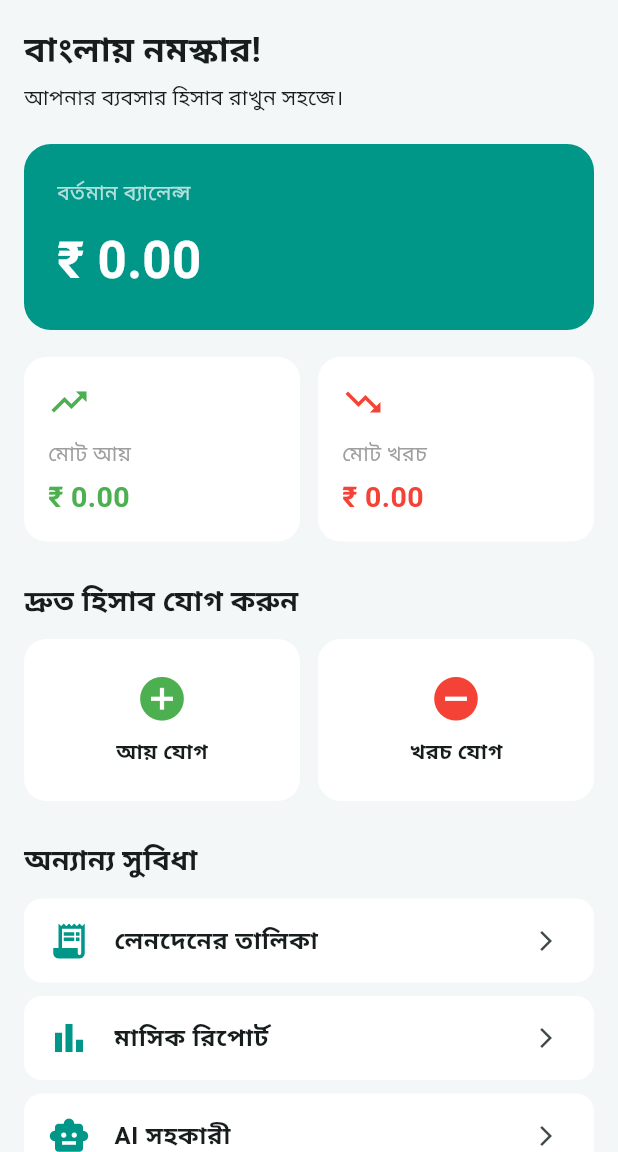
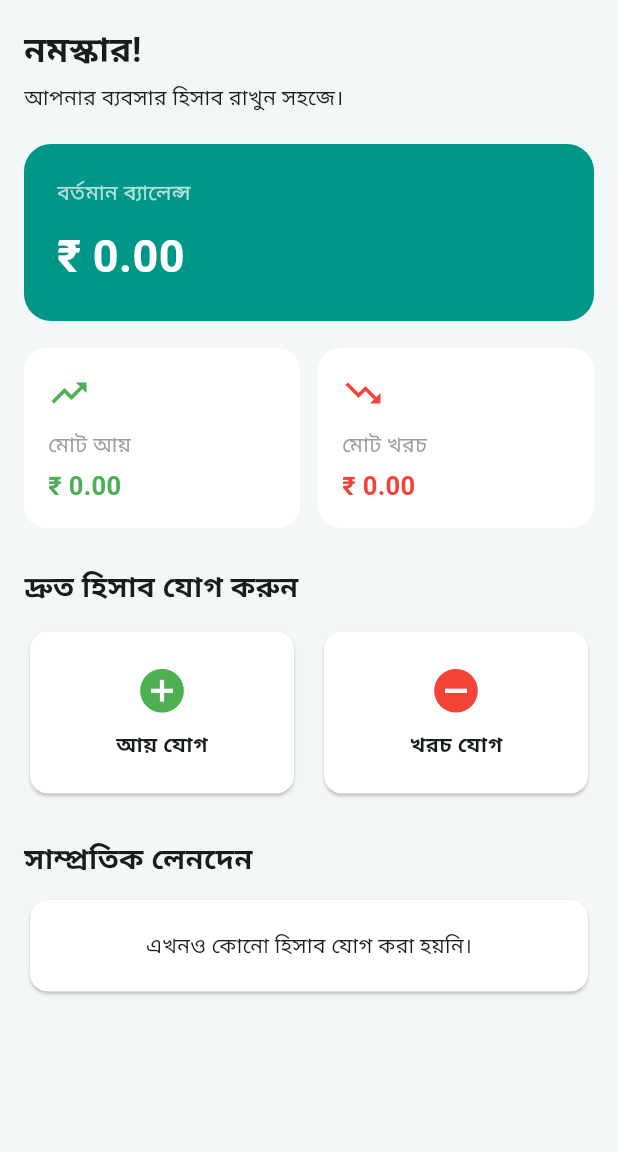
Before and after one commit to dasdebasish031-web/HisabAI, a Flutter app: the screen it shows after launch, after a tap on "বাংলা", on a phone screen of 412 x 824 dp, the part 84-1236 px from its top. Run offline on Flutter 3.47's test engine with Material 3 defaults, Android fonts, the phone set to English and light mode, and no system bars; our stand-ins replace shared_preferences.

Commit message:
Add income expense tracking

```diff
--- a/lib/main.dart
+++ b/lib/main.dart
@@ -1,19 +1,16 @@
 
+import 'dart:convert';
 import 'package:flutter/material.dart';
 import 'package:shared_preferences/shared_preferences.dart';
 
 void main() async {
   WidgetsFlutterBinding.ensureInitialized();
   final prefs = await SharedPreferences.getInstance();
-
-  runApp(HisabAI(
-    initialLanguage: prefs.getString('language'),
-  ));
+  runApp(HisabAI(initialLanguage: prefs.getString('language')));
 }
 
 class HisabAI extends StatefulWidget {
   final String? initialLanguage;
-
   const HisabAI({super.key, this.initialLanguage});
 
   @override
@@ -32,10 +29,7 @@ class _HisabAIState extends State<HisabAI> {
   Future<void> selectLanguage(String value) async {
     final prefs = await SharedPreferences.getInstance();
     await prefs.setString('language', value);
-
-    setState(() {
-      language = value;
-    });
+    setState(() => language = value);
   }
 
   @override
@@ -44,20 +38,14 @@ class _HisabAIState extends State<HisabAI> {
       debugShowCheckedModeBanner: false,
       title: 'Hisab AI',
       theme: ThemeData(
-        colorScheme: ColorScheme.fromSeed(
-          seedColor: Colors.teal,
-        ),
+        colorScheme: ColorScheme.fromSeed(seedColor: Colors.teal),
         useMaterial3: true,
       ),
       home: language == null
           ? LanguageScreen(onSelected: selectLanguage)
           : HomePage(
               language: language!,
-              onChangeLanguage: () {
-                setState(() {
-                  language = null;
-                });
-              },
+              onChangeLanguage: () => setState(() => language = null),
             ),
     );
   }
@@ -65,11 +53,7 @@ class _HisabAIState extends State<HisabAI> {
 
 class LanguageScreen extends StatelessWidget {
   final Function(String) onSelected;
-
-  const LanguageScreen({
-    super.key,
-    required this.onSelected,
-  });
+  const LanguageScreen({super.key, required this.onSelected});
 
   @override
   Widget build(BuildContext context) {
@@ -81,54 +65,27 @@ class LanguageScreen extends StatelessWidget {
             padding: const EdgeInsets.all(22),
             child: Column(
               children: [
-                const Icon(
-                  Icons.account_balance_wallet,
-                  color: Colors.teal,
-                  size: 75,
-                ),
+                const Icon(Icons.account_balance_wallet,
+                    color: Colors.teal, size: 75),
                 const SizedBox(height: 15),
-                const Text(
-                  'Hisab AI',
-                  style: TextStyle(
-                    fontSize: 32,
-                    fontWeight: FontWeight.bold,
-                    color: Colors.teal,
-                  ),
-                ),
+                const Text('Hisab AI',
+                    style: TextStyle(fontSize: 32,
+                        fontWeight: FontWeight.bold, color: Colors.teal)),
                 const SizedBox(height: 12),
-                const Text(
-                  'Choose Your Language',
-                  style: TextStyle(
-                    fontSize: 21,
-                    fontWeight: FontWeight.bold,
-                  ),
-                ),
+                const Text('Choose Your Language',
+                    style: TextStyle(fontSize: 21,
+                        fontWeight: FontWeight.bold)),
                 const SizedBox(height: 8),
-                const Text(
-                  'আপনার পছন্দের ভাষা নির্বাচন করুন',
-                  style: TextStyle(color: Colors.grey),
-                ),
+                const Text('আপনার পছন্দের ভাষা নির্বাচন করুন'),
                 const SizedBox(height: 28),
-                languageButton(
-                  'বাংলা',
-                  'বাংলায় নমস্কার!',
-                  'আপনার ব্যবসার হিসাব রাখুন সহজে।',
-                  'বাংলা',
-                ),
+                languageButton('বাংলা', 'নমস্কার!',
+                    'আপনার ব্যবসার হিসাব রাখুন সহজে।', 'বাংলা'),
                 const SizedBox(height: 14),
-                languageButton(
-                  'हिन्दी',
-                  'नमस्ते!',
-                  'अपने व्यवसाय का हिसाब आसानी से रखें।',
-                  'हिन्दी',
-                ),
+                languageButton('हिन्दी', 'नमस्ते!',
+                    'अपने व्यवसाय का हिसाब आसानी से रखें।', 'हिन्दी'),
                 const SizedBox(height: 14),
-                languageButton(
-                  'English',
-                  'Hello!',
-                  'Manage your business easily.',
-                  'English',
-                ),
+                languageButton('English', 'Hello!',
+                    'Manage your business easily.', 'English'),
               ],
             ),
           ),
@@ -138,11 +95,7 @@ class LanguageScreen extends StatelessWidget {
   }
 
   Widget languageButton(
-    String name,
-    String greeting,
-    String description,
-    String value,
-  ) {
+      String name, String greeting, String description, String value) {
     return SizedBox(
       width: double.infinity,
       child: Card(
@@ -152,27 +105,15 @@ class LanguageScreen extends StatelessWidget {
           onTap: () => onSelected(value),
           child: Padding(
             padding: const EdgeInsets.all(18),
-            child: Column(
-              children: [
-                Text(
-                  name,
-                  style: const TextStyle(
-                    fontSize: 23,
-                    fontWeight: FontWeight.bold,
-                  ),
-                ),
+            child: Column(children: [
+              Text(name, style: const TextStyle(
+                  fontSize: 23, fontWeight: FontWeight.bold)),
               const SizedBox(height: 8),
-                Text(
-                  greeting,
-                  style: const TextStyle(
-                    fontSize: 19,
-                    color: Colors.teal,
-                  ),
-                ),
+              Text(greeting, style: const TextStyle(
+                  fontSize: 19, color: Colors.teal)),
               const SizedBox(height: 4),
               Text(description),
-              ],
-            ),
+            ]),
           ),
         ),
       ),
@@ -180,7 +121,37 @@ class LanguageScreen extends StatelessWidget {
   }
 }
 
-class HomePage extends StatelessWidget {
+class HisabEntry {
+  final String type;
+  final double amount;
+  final String note;
+  final DateTime date;
+
+  HisabEntry({
+    required this.type,
+    required this.amount,
+    required this.note,
+    required this.date,
+  });
+
+  Map<String, dynamic> toJson() => {
+    'type': type,
+    'amount': amount,
+    'note': note,
+    'date': date.toIso8601String(),
+  };
+
+  factory HisabEntry.fromJson(Map<String, dynamic> json) {
+    return HisabEntry(
+      type: json['type'],
+      amount: (json['amount'] as num).toDouble(),
+      note: json['note'] ?? '',
+      date: DateTime.parse(json['date']),
+    );
+  }
+}
+
+class HomePage extends StatefulWidget {
   final String language;
   final VoidCallback onChangeLanguage;
 
@@ -190,59 +161,147 @@ class HomePage extends StatelessWidget {
     required this.onChangeLanguage,
   });
 
-  String get greeting {
-    if (language == 'বাংলা') return 'বাংলায় নমস্কার!';
-    if (language == 'हिन्दी') return 'नमस्ते!';
-    return 'Hello!';
+  @override
+  State<HomePage> createState() => _HomePageState();
 }
 
-  String get subtitle {
-    if (language == 'বাংলা') return 'আপনার ব্যবসার হিসাব রাখুন সহজে।';
-    if (language == 'हिन्दी') return 'अपने व्यवसाय का हिसाब आसानी से रखें।';
-    return 'Manage your business easily.';
+class _HomePageState extends State<HomePage> {
+  List<HisabEntry> entries = [];
+  bool loading = true;
+
+  bool get bn => widget.language == 'বাংলা';
+  bool get hi => widget.language == 'हिन्दी';
+
+  String get greeting => bn ? 'নমস্কার!' : hi ? 'नमस्ते!' : 'Hello!';
+  String get subtitle => bn
+      ? 'আপনার ব্যবসার হিসাব রাখুন সহজে।'
+      : hi ? 'अपने व्यवसाय का हिसाब आसानी से रखें।'
+      : 'Manage your business easily.';
+  String get balance => bn ? 'বর্তমান ব্যালেন্স' : hi ? 'वर्तमान बैलेंस' : 'Current Balance';
+  String get income => bn ? 'মোট আয়' : hi ? 'कुल आय' : 'Total Income';
+  String get expense => bn ? 'মোট খরচ' : hi ? 'कुल खर्च' : 'Total Expense';
+  String get quickActions => bn ? 'দ্রুত হিসাব যোগ করুন' : hi ? 'जल्दी हिसाब जोड़ें' : 'Quick Actions';
+  String get addIncome => bn ? 'আয় যোগ' : hi ? 'आय जोड़ें' : 'Add Income';
+  String get addExpense => bn ? 'খরচ যোগ' : hi ? 'खर्च जोड़ें' : 'Add Expense';
+  String get transactions => bn ? 'লেনদেনের তালিকা' : hi ? 'लेन-देन सूची' : 'Transactions';
+  String get amountLabel => bn ? 'টাকার পরিমাণ' : hi ? 'राशि' : 'Amount';
+  String get noteLabel => bn ? 'বিবরণ (যেমন: পণ্য বিক্রি)' : hi ? 'विवरण' : 'Description';
+  String get saveLabel => bn ? 'সেভ করুন' : hi ? 'सेव करें' : 'Save';
+  String get cancelLabel => bn ? 'বাতিল' : hi ? 'रद्द करें' : 'Cancel';
+  String get recent => bn ? 'সাম্প্রতিক লেনদেন' : hi ? 'हाल के लेन-देन' : 'Recent Transactions';
+  String get noEntries => bn ? 'এখনও কোনো হিসাব যোগ করা হয়নি।' : hi ? 'अभी कोई हिसाब नहीं जोड़ा गया।' : 'No transactions yet.';
+  String get invalidAmount => bn ? 'সঠিক টাকার পরিমাণ লিখুন।' : hi ? 'सही राशि दर्ज करें।' : 'Please enter a valid amount.';
+
+  double get totalIncome => entries
+      .where((e) => e.type == 'income')
+      .fold(0, (sum, e) => sum + e.amount);
+
+  double get totalExpense => entries
+      .where((e) => e.type == 'expense')
+      .fold(0, (sum, e) => sum + e.amount);
+
+  double get currentBalance => totalIncome - totalExpense;
+
+  @override
+  void initState() {
+    super.initState();
+    loadEntries();
   }
 
-  String get balance {
-    if (language == 'বাংলা') return 'বর্তমান ব্যালেন্স';
-    if (language == 'हिन्दी') return 'वर्तमान बैलेंस';
-    return 'Current Balance';
+  Future<void> loadEntries() async {
+    final prefs = await SharedPreferences.getInstance();
+    final saved = prefs.getString('hisab_entries');
+    if (saved != null) {
+      try {
+        final List<dynamic> decoded = jsonDecode(saved);
+        entries = decoded
+            .map((e) => HisabEntry.fromJson(Map<String, dynamic>.from(e)))
+            .toList();
+      } catch (_) {
+        entries = [];
+      }
+    }
+    if (mounted) setState(() => loading = false);
   }
 
-  String get income {
-    if (language == 'বাংলা') return 'মোট আয়';
-    if (language == 'हिन्दी') return 'कुल आय';
-    return 'Total Income';
+  Future<void> saveEntries() async {
+    final prefs = await SharedPreferences.getInstance();
+    await prefs.setString(
+      'hisab_entries',
+      jsonEncode(entries.map((e) => e.toJson()).toList()),
+    );
   }
 
-  String get expense {
-    if (language == 'বাংলা') return 'মোট খরচ';
-    if (language == 'हिन्दी') return 'कुल खर्च';
-    return 'Total Expense';
+  Future<void> addEntry(String type) async {
+    final amountController = TextEditingController();
+    final noteController = TextEditingController();
+
+    await showDialog(
+      context: context,
+      builder: (dialogContext) => AlertDialog(
+        title: Text(type == 'income' ? addIncome : addExpense),
+        content: Column(
+          mainAxisSize: MainAxisSize.min,
+          children: [
+            TextField(
+              controller: amountController,
+              keyboardType: const TextInputType.numberWithOptions(decimal: true),
+              decoration: InputDecoration(
+                labelText: amountLabel,
+                prefixText: '₹ ',
+                border: const OutlineInputBorder(),
+              ),
+            ),
+            const SizedBox(height: 14),
+            TextField(
+              controller: noteController,
+              decoration: InputDecoration(
+                labelText: noteLabel,
+                border: const OutlineInputBorder(),
+              ),
+            ),
+          ],
+        ),
+        actions: [
+          TextButton(
+            onPressed: () => Navigator.pop(dialogContext),
+            child: Text(cancelLabel),
+          ),
+          FilledButton(
+            onPressed: () async {
+              final amount = double.tryParse(
+                amountController.text.trim().replaceAll(',', ''),
+              );
+              if (amount == null || !amount.isFinite || amount <= 0) {
+                ScaffoldMessenger.of(context).showSnackBar(
+                  SnackBar(content: Text(invalidAmount)),
+                );
+                return;
               }
 
-  String get quickActions {
-    if (language == 'বাংলা') return 'দ্রুত হিসাব যোগ করুন';
-    if (language == 'हिन्दी') return 'जल्दी हिसाब जोड़ें';
-    return 'Quick Actions';
+              setState(() {
+                entries.insert(0, HisabEntry(
+                  type: type,
+                  amount: amount,
+                  note: noteController.text.trim(),
+                  date: DateTime.now(),
+                ));
+              });
+
+              await saveEntries();
+              if (dialogContext.mounted) Navigator.pop(dialogContext);
+            },
+            child: Text(saveLabel),
+          ),
+        ],
+      ),
+    );
+
+    amountController.dispose();
+    noteController.dispose();
   }
 
-  String get addIncome {
-    if (language == 'বাংলা') return 'আয় যোগ';
-    if (language == 'हिन्दी') return 'आय जोड़ें';
-    return 'Add Income';
-  }
-
-  String get addExpense {
-    if (language == 'বাংলা') return 'খরচ যোগ';
-    if (language == 'हिन्दी') return 'खर्च जोड़ें';
-    return 'Add Expense';
-  }
-
-  String get otherFeatures {
-    if (language == 'বাংলা') return 'অন্যান্য সুবিধা';
-    if (language == 'हिन्दी') return 'अन्य सुविधाएँ';
-    return 'Other Features';
-  }
+  String money(double value) => '₹ ${value.toStringAsFixed(2)}';
 
   @override
   Widget build(BuildContext context) {
@@ -251,30 +310,25 @@ class HomePage extends StatelessWidget {
       appBar: AppBar(
         backgroundColor: Colors.teal,
         foregroundColor: Colors.white,
-        title: const Text(
-          'Hisab AI',
-          style: TextStyle(fontWeight: FontWeight.bold),
-        ),
+        title: const Text('Hisab AI',
+            style: TextStyle(fontWeight: FontWeight.bold)),
         actions: [
           IconButton(
             tooltip: 'Language',
-            onPressed: onChangeLanguage,
+            onPressed: widget.onChangeLanguage,
             icon: const Icon(Icons.language),
           ),
         ],
       ),
-      body: SingleChildScrollView(
+      body: loading
+          ? const Center(child: CircularProgressIndicator())
+          : SingleChildScrollView(
               padding: const EdgeInsets.all(16),
               child: Column(
                 crossAxisAlignment: CrossAxisAlignment.start,
                 children: [
-            Text(
-              greeting,
-              style: const TextStyle(
-                fontSize: 23,
-                fontWeight: FontWeight.bold,
-              ),
-            ),
+                  Text(greeting, style: const TextStyle(
+                      fontSize: 23, fontWeight: FontWeight.bold)),
                   const SizedBox(height: 5),
                   Text(subtitle),
                   const SizedBox(height: 20),
@@ -288,110 +342,83 @@ class HomePage extends StatelessWidget {
                     child: Column(
                       crossAxisAlignment: CrossAxisAlignment.start,
                       children: [
-                  Text(
-                    balance,
-                    style: const TextStyle(color: Colors.white70),
-                  ),
+                        Text(balance,
+                            style: const TextStyle(color: Colors.white70)),
                         const SizedBox(height: 10),
-                  const Text(
-                    '₹ 0.00',
-                    style: TextStyle(
+                        Text(money(currentBalance),
+                            style: const TextStyle(
                                 color: Colors.white,
-                      fontSize: 34,
-                      fontWeight: FontWeight.bold,
-                    ),
-                  ),
+                                fontSize: 30,
+                                fontWeight: FontWeight.bold)),
                       ],
                     ),
                   ),
                   const SizedBox(height: 18),
-            Row(
-              children: [
-                Expanded(
-                  child: summaryCard(
-                    income,
-                    Colors.green,
-                    Icons.trending_up,
+                  Row(children: [
+                    Expanded(child: summaryCard(income, totalIncome, Colors.green, Icons.trending_up)),
+                    const SizedBox(width: 12),
+                    Expanded(child: summaryCard(expense, totalExpense, Colors.red, Icons.trending_down)),
+                  ]),
+                  const SizedBox(height: 25),
+                  Text(quickActions, style: const TextStyle(
+                      fontSize: 19, fontWeight: FontWeight.bold)),
+                  const SizedBox(height: 12),
+                  Row(children: [
+                    Expanded(child: actionCard(addIncome, Colors.green,
+                        Icons.add_circle, () => addEntry('income'))),
+                    const SizedBox(width: 12),
+                    Expanded(child: actionCard(addExpense, Colors.red,
+                        Icons.remove_circle, () => addEntry('expense'))),
+                  ]),
+                  const SizedBox(height: 25),
+                  Text(recent, style: const TextStyle(
+                      fontSize: 19, fontWeight: FontWeight.bold)),
+                  const SizedBox(height: 10),
+                  if (entries.isEmpty)
+                    Card(
+                      color: Colors.white,
+                      child: Padding(
+                        padding: const EdgeInsets.all(20),
+                        child: Center(child: Text(noEntries)),
+                      ),
+                    )
+                  else
+                    ...entries.map((entry) => Card(
+                      color: Colors.white,
+                      child: ListTile(
+                        leading: CircleAvatar(
+                          backgroundColor: entry.type == 'income'
+                              ? Colors.green.shade50 : Colors.red.shade50,
+                          child: Icon(
+                            entry.type == 'income'
+                                ? Icons.add : Icons.remove,
+                            color: entry.type == 'income'
+                                ? Colors.green : Colors.red,
                           ),
                         ),
-                const SizedBox(width: 12),
-                Expanded(
-                  child: summaryCard(
-                    expense,
-                    Colors.red,
-                    Icons.trending_down,
+                        title: Text(entry.note.isEmpty
+                            ? (entry.type == 'income' ? addIncome : addExpense)
+                            : entry.note),
+                        subtitle: Text(
+                          '${entry.date.day}/${entry.date.month}/${entry.date.year}',
                         ),
-                ),
-              ],
-            ),
-            const SizedBox(height: 25),
-            Text(
-              quickActions,
-              style: const TextStyle(
-                fontSize: 19,
+                        trailing: Text(
+                          '${entry.type == 'income' ? '+' : '-'}${money(entry.amount)}',
+                          style: TextStyle(
+                            color: entry.type == 'income'
+                                ? Colors.green : Colors.red,
                             fontWeight: FontWeight.bold,
                           ),
                         ),
-            const SizedBox(height: 12),
-            Row(
-              children: [
-                Expanded(
-                  child: actionCard(
-                    addIncome,
-                    Colors.green,
-                    Icons.add_circle,
                       ),
-                ),
-                const SizedBox(width: 12),
-                Expanded(
-                  child: actionCard(
-                    addExpense,
-                    Colors.red,
-                    Icons.remove_circle,
-                  ),
-                ),
-              ],
-            ),
-            const SizedBox(height: 25),
-            Text(
-              otherFeatures,
-              style: const TextStyle(
-                fontSize: 19,
-                fontWeight: FontWeight.bold,
-              ),
-            ),
-            const SizedBox(height: 12),
-            menuTile(
-              Icons.receipt_long,
-              language == 'বাংলা'
-                  ? 'লেনদেনের তালিকা'
-                  : language == 'हिन्दी'
-                      ? 'लेन-देन सूची'
-                      : 'Transactions',
-            ),
-            menuTile(
-              Icons.bar_chart,
-              language == 'বাংলা'
-                  ? 'মাসিক রিপোর্ট'
-                  : language == 'हिन्दी'
-                      ? 'मासिक रिपोर्ट'
-                      : 'Monthly Report',
-            ),
-            menuTile(
-              Icons.smart_toy,
-              language == 'বাংলা'
-                  ? 'AI সহকারী'
-                  : language == 'हिन्दी'
-                      ? 'AI सहायक'
-                      : 'AI Assistant',
-            ),
+                    )),
                 ],
               ),
             ),
     );
   }
 
-  Widget summaryCard(String title, Color color, IconData icon) {
+  Widget summaryCard(String title, double amount, Color color, IconData icon) {
     return Container(
       padding: const EdgeInsets.all(16),
       decoration: BoxDecoration(
@@ -405,51 +432,28 @@ class HomePage extends StatelessWidget {
           const SizedBox(height: 10),
           Text(title, style: const TextStyle(color: Colors.grey)),
           const SizedBox(height: 5),
-          Text(
-            '₹ 0.00',
-            style: TextStyle(
-              fontSize: 19,
-              fontWeight: FontWeight.bold,
-              color: color,
-            ),
-          ),
+          Text(money(amount), style: TextStyle(
+              fontSize: 17, fontWeight: FontWeight.bold, color: color)),
         ],
       ),
     );
   }
 
-  Widget actionCard(String title, Color color, IconData icon) {
-    return Container(
+  Widget actionCard(
+      String title, Color color, IconData icon, VoidCallback onTap) {
+    return Card(
+      color: Colors.white,
+      child: InkWell(
+        borderRadius: BorderRadius.circular(15),
+        onTap: onTap,
+        child: Padding(
           padding: const EdgeInsets.symmetric(vertical: 22),
-      decoration: BoxDecoration(
-        color: Colors.white,
-        borderRadius: BorderRadius.circular(15),
-      ),
-      child: Column(
-        children: [
+          child: Column(children: [
             Icon(icon, color: color, size: 35),
             const SizedBox(height: 8),
-          Text(
-            title,
-            style: const TextStyle(fontWeight: FontWeight.bold),
+            Text(title, style: const TextStyle(fontWeight: FontWeight.bold)),
+          ]),
         ),
-        ],
-      ),
-    );
-  }
-
-  Widget menuTile(IconData icon, String title) {
-    return Card(
-      color: Colors.white,
-      elevation: 0,
-      margin: const EdgeInsets.only(bottom: 9),
-      child: ListTile(
-        leading: Icon(icon, color: Colors.teal, size: 28),
-        title: Text(
-          title,
-          style: const TextStyle(fontWeight: FontWeight.bold),
-        ),
-        trailing: const Icon(Icons.arrow_forward_ios, size: 16),
       ),
     );
   }
```
Lines whose indentation alone changed are shown as unchanged.
